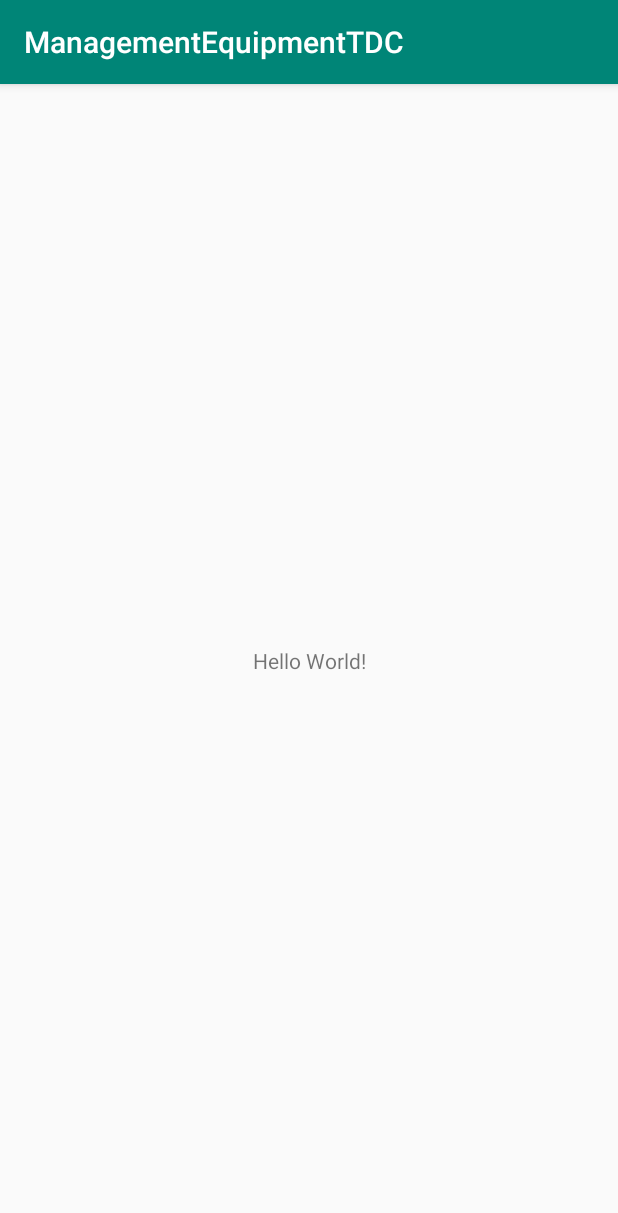
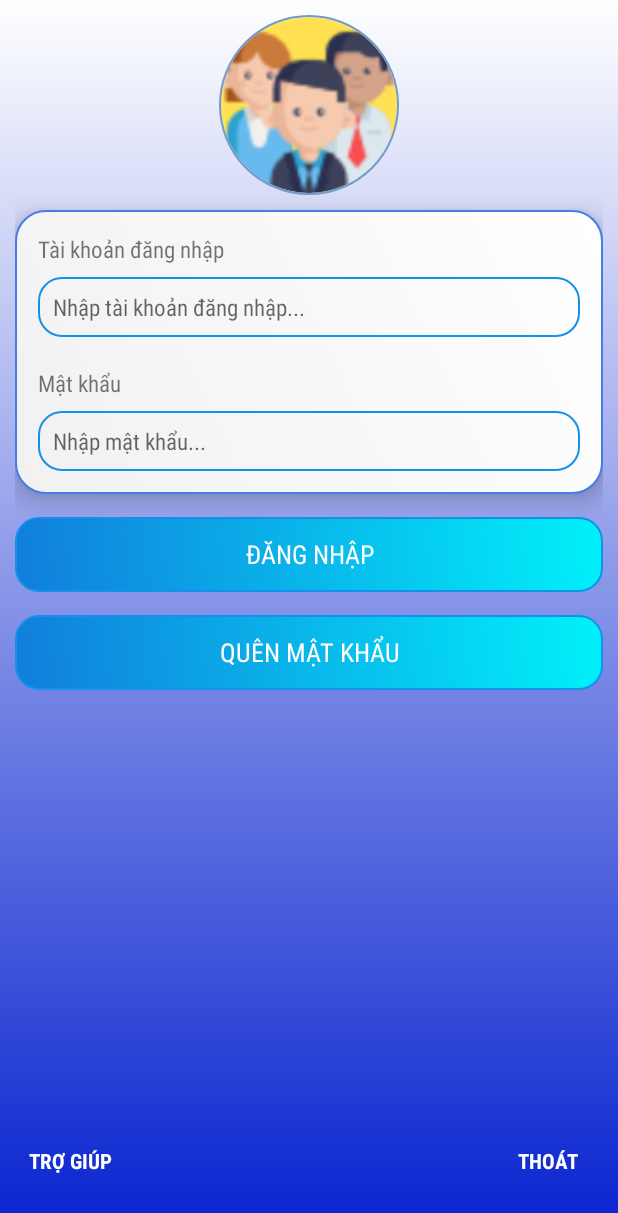
Before and after one commit to DieuMy/EquipmentManagementTDC, an Android app: the screen it shows after launch (MainActivity), on a phone screen of 412 x 824 dp. Shown: the top 1213 px of the screen. Run offline under Robolectric (Android 15) with nearby library versions, the phone set to English and light mode, and no system bars; our stand-ins replace CircleImageView.

```diff
--- a/app/src/main/java/vn/edu/tdc/managementequipmenttdc/MainActivity.java
+++ b/app/src/main/java/vn/edu/tdc/managementequipmenttdc/MainActivity.java
@@ -1,13 +1,14 @@
 package vn.edu.tdc.managementequipmenttdc;
 
-import android.support.v7.app.AppCompatActivity;
 import android.os.Bundle;
+
+import androidx.appcompat.app.AppCompatActivity;
 
 public class MainActivity extends AppCompatActivity {
 
     @Override
     protected void onCreate(Bundle savedInstanceState) {
         super.onCreate(savedInstanceState);
-        setContentView(R.layout.activity_main);
+        setContentView(R.layout.login_flagment);
     }
 }
--- /dev/null
+++ b/app/src/main/res/drawable/login_screen_appbarlayout_background.xml
@@ -0,0 +1,12 @@
+<?xml version="1.0" encoding="utf-8"?>
+<shape xmlns:android="http://schemas.android.com/apk/res/android">
+
+    <!--Dinh nghia hinh cua action bar-->
+    android:shape="rectangle"
+    <!--Mau nen-->
+    <gradient
+        android:angle="45"
+        android:endColor="#08F1FA"
+        android:startColor="#1591EB"
+        android:type="linear" />
+</shape>
--- /dev/null
+++ b/app/src/main/res/drawable/login_screen_background.xml
@@ -0,0 +1,11 @@
+<?xml version="1.0" encoding="utf-8"?>
+<shape xmlns:android="http://schemas.android.com/apk/res/android">
+    <!--Dinh nghia hinh cua action bar-->
+    android:shape="rectangle"
+    <!--Mau nen-->
+    <gradient
+        android:angle="90"
+        android:endColor="#FFF"
+        android:startColor="#0622CF"
+        android:type="linear" />
+</shape>
--- /dev/null
+++ b/app/src/main/res/drawable/login_screen_btnhelp_exit_background.xml
@@ -0,0 +1,12 @@
+<?xml version="1.0" encoding="utf-8"?>
+<shape xmlns:android="http://schemas.android.com/apk/res/android">
+
+    <!--Dinh nghia hinh cua action bar-->
+    android:shape="rectangle"
+    <!--Mau nen-->
+    <gradient
+        android:angle="90"
+        android:endColor="#FDFFFF"
+        android:startColor="#1024D8"
+        android:type="linear" />
+</shape>
--- /dev/null
+++ b/app/src/main/res/drawable/login_screen_btnhelp_exit_background_pressed.xml
@@ -0,0 +1,4 @@
+<?xml version="1.0" encoding="utf-8"?>
+<selector xmlns:android="http://schemas.android.com/apk/res/android">
+    <item android:drawable="@drawable/login_screen_btnhelp_exit_background" android:state_pressed="true"></item>
+</selector>
--- /dev/null
+++ b/app/src/main/res/drawable/login_screen_btnlogin_background.xml
@@ -0,0 +1,18 @@
+<?xml version="1.0" encoding="utf-8"?>
+<shape xmlns:android="http://schemas.android.com/apk/res/android">
+
+    <!--Dinh nghia hinh cua action bar-->
+    android:shape="rectangle"
+    <corners android:radius="15dp" />
+    <!--Dinh nghia vien cua action bar-->
+    <stroke
+        android:width="1dp"
+        android:color="@color/colorBackgroundButtonLogin"></stroke>
+
+    <!--Mau nen-->
+    <gradient
+        android:angle="45"
+        android:endColor="#01f1fa"
+        android:startColor="#117DDB"
+        android:type="linear" />
+</shape>
--- /dev/null
+++ b/app/src/main/res/drawable/login_screen_btnlogin_background_press.xml
@@ -0,0 +1,18 @@
+<?xml version="1.0" encoding="utf-8"?>
+<shape xmlns:android="http://schemas.android.com/apk/res/android">
+
+    <!--Dinh nghia hinh cua action bar-->
+    android:shape="rectangle"
+    <corners android:radius="15dp" />
+    <!--Dinh nghia vien cua action bar-->
+    <stroke
+        android:width="1dp"
+        android:color="@color/colorBackgroundButtonLogin"></stroke>
+
+    <!--Mau nen-->
+    <gradient
+        android:angle="90"
+        android:endColor="#FDFFFF"
+        android:startColor="#1024D8"
+        android:type="linear" />
+</shape>
--- /dev/null
+++ b/app/src/main/res/drawable/login_screen_edittext_background.xml
@@ -0,0 +1,12 @@
+<?xml version="1.0" encoding="utf-8"?>
+<shape xmlns:android="http://schemas.android.com/apk/res/android">
+    <!--Dinh nghia hinh cua action bar-->
+    android:shape="rectangle"
+    <corners android:radius="15dp" />
+
+    <!--Dinh nghia vien cua action bar-->
+    <stroke
+        android:width="1dp"
+        android:color="@color/colorBackgroundButtonLogin"></stroke>
+
+</shape>
--- /dev/null
+++ b/app/src/main/res/drawable/login_screen_linearlayout_content_background.xml
@@ -0,0 +1,17 @@
+<?xml version="1.0" encoding="utf-8"?>
+<shape xmlns:android="http://schemas.android.com/apk/res/android">
+    <!--Dinh nghia hinh cua action bar-->
+    android:shape="rectangle"
+    <corners android:radius="20dp" />
+    <!--Dinh nghia vien cua action bar-->
+    <stroke
+        android:width="1dp"
+        android:color="#457CE9"></stroke>
+
+    <!--Mau nen-->
+    <gradient
+        android:angle="45"
+        android:endColor="#FFF"
+        android:startColor="#F1F1F1"
+        android:type="linear" />
+</shape>
--- /dev/null
+++ b/app/src/main/res/drawable/login_screen_selector_btnlogin_btnforgetpassowrd.xml
@@ -0,0 +1,7 @@
+<?xml version="1.0" encoding="utf-8"?>
+<selector
+    xmlns:android="http://schemas.android.com/apk/res/android">
+    <item android:drawable="@drawable/login_screen_btnlogin_background" android:state_pressed="false" android:state_selected="false"></item>
+    <item android:drawable="@drawable/login_screen_btnlogin_background_press" android:state_pressed="true"></item>
+    <item android:drawable="@drawable/login_screen_btnlogin_background" android:state_selected="true"></item>
+</selector>
--- a/app/src/main/res/layout/activity_main.xml
+++ b/app/src/main/res/layout/activity_main.xml
@@ -1,10 +1,9 @@
 <?xml version="1.0" encoding="utf-8"?>
-<android.support.constraint.ConstraintLayout xmlns:android="http://schemas.android.com/apk/res/android"
+<android.support.constraint.ConstraintLayout
+    xmlns:android="http://schemas.android.com/apk/res/android"
     xmlns:app="http://schemas.android.com/apk/res-auto"
-    xmlns:tools="http://schemas.android.com/tools"
     android:layout_width="match_parent"
-    android:layout_height="match_parent"
-    tools:context=".MainActivity">
+    android:layout_height="match_parent">
 
     <TextView
         android:layout_width="wrap_content"
--- /dev/null
+++ b/app/src/main/res/layout/login_flagment.xml
@@ -0,0 +1,86 @@
+<?xml version="1.0" encoding="utf-8"?>
+<LinearLayout xmlns:android="http://schemas.android.com/apk/res/android"
+    xmlns:app="http://schemas.android.com/apk/res-auto"
+    xmlns:tools="http://schemas.android.com/tools"
+    android:layout_width="match_parent"
+    android:layout_height="match_parent"
+    android:layout_gravity="center"
+    android:background="@drawable/login_screen_background"
+    android:orientation="vertical"
+    tools:context=".MainActivity">
+
+    <!--<com.google.android.material.appbar.AppBarLayout-->
+    <!--style="@style/AppBarActionStyle">-->
+    <!--<TextView-->
+    <!--style="@style/LoginScreenTextView"-->
+    <!--android:text="@string/loginScreenNameScreen"-->
+    <!--android:textColor="@color/colorAppBarLayoutText"-->
+    <!--android:gravity="center"-->
+    <!--android:textStyle="bold"/>-->
+    <!--</com.google.android.material.appbar.AppBarLayout>-->
+
+    <LinearLayout
+        style="@style/LoginScreenLinearLayoutComponent"
+        android:layout_gravity="center"
+        android:layout_margin="@dimen/loginScreenMarginLinearLayout"
+        android:layout_weight="7"
+        android:orientation="vertical">
+
+        <de.hdodenhof.circleimageview.CircleImageView
+            android:id="@+id/profile_image"
+            android:layout_width="@dimen/loginScreenWidthOfImage"
+            android:layout_height="@dimen/loginScreenHeightOfImage"
+            android:layout_gravity="center"
+            android:src="@drawable/teamwork"
+            app:civ_border_color="@color/colorCivBorderImage"
+            app:civ_border_width="@dimen/loginScreenBorderWidthOfImage" />
+
+        <LinearLayout style="@style/LoginScreenLinearLayoutOfTextViewAndEditText">
+
+            <TextView
+                style="@style/LoginScreenTextView"
+                android:text="@string/loginScreenTxtAccount" />
+
+            <EditText
+                style="@style/LoginScreenEditText"
+                android:hint="@string/loginScreenHintTxtAccount" />
+
+            <TextView
+                style="@style/LoginScreenTextView"
+                android:layout_marginTop="20dp"
+                android:text="@string/loginScreenTxtPassword" />
+
+            <EditText
+                style="@style/LoginScreenEditText"
+                android:hint="@string/loginScreenHintTxtPassword"
+                android:inputType="textPassword" />
+        </LinearLayout>
+
+        <Button
+            style="@style/LoginScreenButton"
+            android:elevation="10dp"
+            android:text="@string/loginScreenBtnLoginText"/>
+
+        <Button
+            style="@style/LoginScreenButton"
+            android:elevation="10dp"
+            android:text="@string/loginScreenBtnForgetPaswordText"/>
+    </LinearLayout>
+
+    <LinearLayout
+        style="@style/LoginScreenLinearLayoutComponent"
+        android:layout_weight="1"
+        android:orientation="horizontal"
+        android:gravity="center">
+
+        <Button
+            style="@style/LoginScreenButtonOfHelpAndExit"
+            android:text="@string/loginScreenBottomNaviHelpText"
+            />
+
+        <Button
+            style="@style/LoginScreenButtonOfHelpAndExit"
+            android:text="@string/loginScreenBottomNaviExitText"
+            android:layout_marginLeft="230dp"/>
+    </LinearLayout>
+</LinearLayout>
--- a/app/src/main/res/values/colors.xml
+++ b/app/src/main/res/values/colors.xml
@@ -3,4 +3,9 @@
     <color name="colorPrimary">#008577</color>
     <color name="colorPrimaryDark">#00574B</color>
     <color name="colorAccent">#D81B60</color>
+    <color name="colorCivBorderImage">#749AC7</color>
+    <color name="colorBackgroundButtonLogin">#1591EB</color>
+    <color name="colorTextButtonLogin">#FFF</color>
+    <color name="colorAppBarLayoutText">#FFF</color>
+    <color name="colorTextViewHelpAndExit">#FFF</color>
 </resources>
--- /dev/null
+++ b/app/src/main/res/values/dimen.xml
@@ -0,0 +1,21 @@
+<?xml version="1.0" encoding="utf-8"?>
+<resources>
+    <!--...............................Login Screen..................................-->
+    <dimen name="loginScreenWidthOfImage">120dp</dimen>
+    <dimen name="loginScreenHeightOfImage">120dp</dimen>
+    <dimen name="loginScreenMarginTopLinearLayoutContent">10dp</dimen>
+    <dimen name="loginScreenBorderWidthOfImage">1dp</dimen>
+    <dimen name="loginScreenPaddingLinearLayoutContainContent">10dp</dimen>
+    <dimen name="loginScreenTextSizeOfTextViewAccountAndPassword">15sp</dimen>
+    <dimen name="loginScreenHeightOfEditText">40dp</dimen>
+    <dimen name="loginScreenMarginTopOfEditText">8dp</dimen>
+    <dimen name="loginScreenPaddingLeftOfEditText">10dp</dimen>
+    <dimen name="loginScreenMarginLinearLayout">10dp</dimen>
+    <dimen name="loginScreenPaddingTopLinearLayoutContainContent">10dp</dimen>
+    <dimen name="loginScreenElevationOfEditText">15dp</dimen>
+    <dimen name="loginScreenHeightOfButtonLogin">50dp</dimen>
+    <dimen name="loginScreenMarginTopOfButtonLogin">15dp</dimen>
+    <dimen name="loginScreenTextSizeOfButtonLogin">17sp</dimen>
+    <dimen name="loginScreenPaddingLinearLayoutOfTextViewAndEditText">15dp</dimen>
+    <dimen name="loginScreenElevationLinearLayoutOfTextViewAndEditText">10dp</dimen>
+</resources>
--- a/app/src/main/res/values/strings.xml
+++ b/app/src/main/res/values/strings.xml
@@ -1,3 +1,14 @@
 <resources>
     <string name="app_name">ManagementEquipmentTDC</string>
+
+    <!--..............................Login Screen................................-->
+    <string name="loginScreenNameScreen">Quản lý thiết bị phòng thực hành</string>
+    <string name="loginScreenTxtAccount">Tài khoản đăng nhập</string>
+    <string name="loginScreenTxtPassword">Mật khẩu</string>
+    <string name="loginScreenHintTxtAccount">Nhập tài khoản đăng nhập...</string>
+    <string name="loginScreenHintTxtPassword">Nhập mật khẩu...</string>
+    <string name="loginScreenBtnLoginText">Đăng nhập</string>
+    <string name="loginScreenBtnForgetPaswordText">Quên mật khẩu</string>
+    <string name="loginScreenBottomNaviHelpText">Trợ giúp</string>
+    <string name="loginScreenBottomNaviExitText">Thoát</string>
 </resources>
--- a/app/src/main/res/values/styles.xml
+++ b/app/src/main/res/values/styles.xml
@@ -1,11 +1,72 @@
 <resources>
 
     <!-- Base application theme. -->
-    <style name="AppTheme" parent="Theme.AppCompat.Light.DarkActionBar">
+    <style name="AppTheme" parent="Theme.AppCompat.Light.NoActionBar">
         <!-- Customize your theme here. -->
         <item name="colorPrimary">@color/colorPrimary</item>
         <item name="colorPrimaryDark">@color/colorPrimaryDark</item>
         <item name="colorAccent">@color/colorAccent</item>
     </style>
 
+    <!--.....................Style of AppBarLayout for all screen of Management Equipment TDC app........................-->
+    <style name="AppBarActionStyle">
+        <item name="android:layout_width">match_parent</item>
+        <item name="android:layout_height">?attr/actionBarSize</item>
+        <item name="android:background">@drawable/login_screen_appbarlayout_background</item>
+        <item name="android:gravity">center_vertical</item>
+    </style>
+
+    <!--.................................Login Screen.................................-->
+    <style name="LoginScreenLinearLayoutComponent">
+        <item name="android:layout_width">match_parent</item>
+        <item name="android:layout_height">0dp</item>
+    </style>
+
+    <style name="LoginScreenLinearLayoutOfTextViewAndEditText">
+        <item name="android:layout_width">match_parent</item>
+        <item name="android:layout_height">wrap_content</item>
+        <item name="android:orientation">vertical</item>
+        <item name="android:background">@drawable/login_screen_linearlayout_content_background</item>
+        <item name="android:padding">@dimen/loginScreenPaddingLinearLayoutOfTextViewAndEditText</item>
+        <item name="android:elevation">@dimen/loginScreenElevationLinearLayoutOfTextViewAndEditText</item>
+        <item name="android:layout_marginTop">@dimen/loginScreenMarginTopLinearLayoutContent</item>
+    </style>
+
+    <style name="LoginScreenTextView">
+        <item name="android:layout_width">match_parent</item>
+        <item name="android:layout_height">wrap_content</item>
+        <item name="android:textSize">@dimen/loginScreenTextSizeOfTextViewAccountAndPassword</item>
+        <item name="android:fontFamily">sans-serif-condensed</item>
+    </style>
+
+    <style name="LoginScreenEditText">
+        <item name="android:layout_width">match_parent</item>
+        <item name="android:layout_height">@dimen/loginScreenHeightOfEditText</item>
+        <item name="android:layout_marginTop">@dimen/loginScreenMarginTopOfEditText</item>
+        <item name="android:background">@drawable/login_screen_edittext_background</item>
+        <item name="android:fontFamily">sans-serif-condensed</item>
+        <item name="android:paddingLeft">@dimen/loginScreenPaddingLeftOfEditText</item>
+        <item name="android:elevation">@dimen/loginScreenElevationOfEditText</item>
+        <item name="android:textSize">@dimen/loginScreenTextSizeOfTextViewAccountAndPassword</item>
+    </style>
+
+    <style name="LoginScreenButton">
+        <item name="android:layout_width">match_parent</item>
+        <item name="android:layout_height">@dimen/loginScreenHeightOfButtonLogin</item>
+        <item name="android:layout_marginTop">@dimen/loginScreenMarginTopOfButtonLogin</item>
+        <item name="android:background">@drawable/login_screen_selector_btnlogin_btnforgetpassowrd</item>
+        <item name="android:fontFamily">sans-serif-condensed</item>
+        <item name="android:textColor">@color/colorTextButtonLogin</item>
+        <item name="android:textSize">@dimen/loginScreenTextSizeOfButtonLogin</item>
+    </style>
+
+    <style name="LoginScreenButtonOfHelpAndExit">
+        <item name="android:layout_width">wrap_content</item>
+        <item name="android:layout_height">@dimen/loginScreenHeightOfButtonLogin</item>
+        <item name="android:textColor">@color/colorTextViewHelpAndExit</item>
+        <item name="android:textStyle">bold</item>
+        <item name="android:fontFamily">sans-serif-condensed</item>
+        <item name="android:gravity">center</item>
+        <item name="android:background">@drawable/login_screen_btnhelp_exit_background_pressed</item>
+    </style>
 </resources>
```
Also changed, not shown: app/build.gradle (+12 -10 lines), app/src/main/res/drawable/image_login.png (added), app/src/main/res/drawable/man.png (added), app/src/main/res/drawable/teamwork.png (added).
